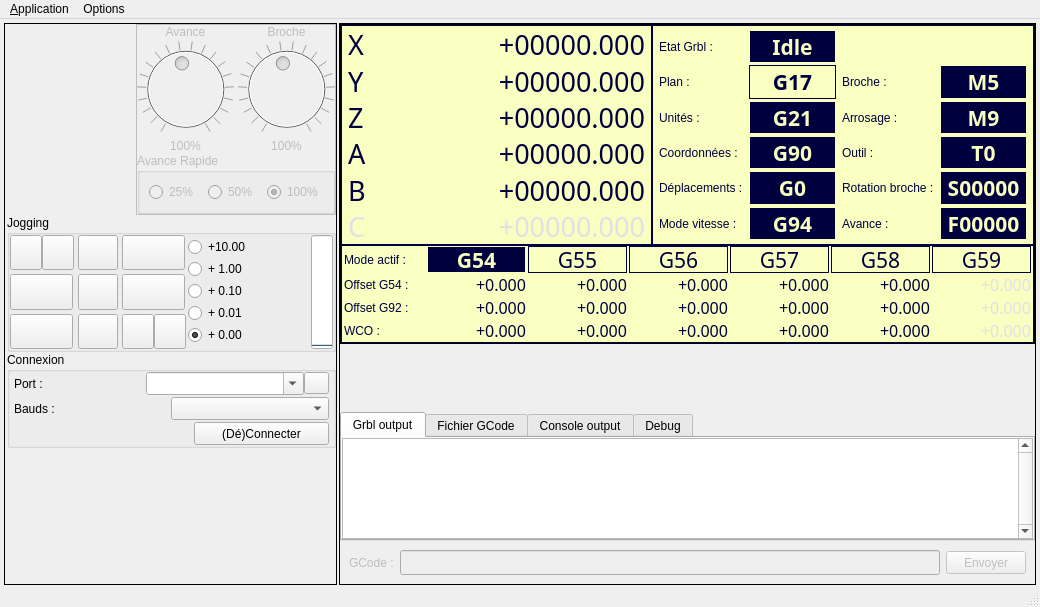
Old version of the form mainWindow.ui in the repository fra589/cn5X.
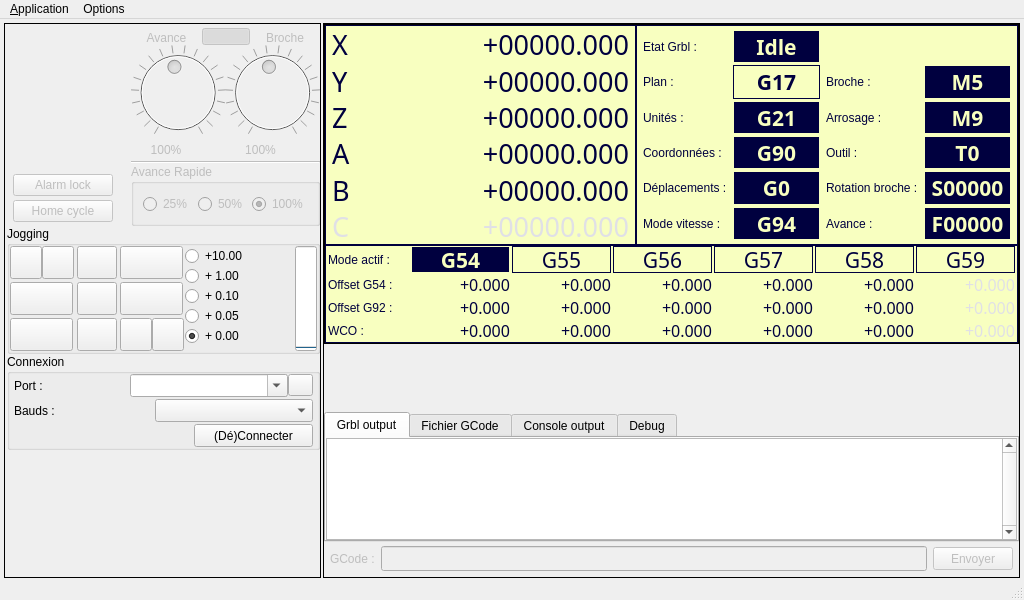
New version of the form. Icons and pictures are not drawn. Custom widgets are drawn as their Qt base class.

What changed in the file:
```diff
--- a/mainWindow.ui
+++ b/mainWindow.ui
@@ -29,8 +29,8 @@
    <rect>
     <x>0</x>
     <y>0</y>
-    <width>1040</width>
-    <height>607</height>
+    <width>1024</width>
+    <height>600</height>
    </rect>
   </property>
   <property name="minimumSize">
@@ -98,6 +98,21 @@
             <bool>false</bool>
            </property>
            <layout class="QVBoxLayout" name="verticalLayout_2">
+            <property name="spacing">
+             <number>4</number>
+            </property>
+            <property name="leftMargin">
+             <number>6</number>
+            </property>
+            <property name="topMargin">
+             <number>6</number>
+            </property>
+            <property name="rightMargin">
+             <number>3</number>
+            </property>
+            <property name="bottomMargin">
+             <number>4</number>
+            </property>
             <item>
              <widget class="QPushButton" name="btnUrgence">
               <property name="minimumSize">
@@ -151,11 +166,71 @@
               <property name="sizeHint" stdset="0">
                <size>
                 <width>20</width>
-                <height>0</height>
+                <height>40</height>
                </size>
               </property>
              </spacer>
             </item>
+            <item>
+             <widget class="QFrame" name="frmHomeAlarm">
+              <property name="frameShape">
+               <enum>QFrame::NoFrame</enum>
+              </property>
+              <property name="frameShadow">
+               <enum>QFrame::Plain</enum>
+              </property>
+              <property name="lineWidth">
+               <number>0</number>
+              </property>
+              <layout class="QVBoxLayout" name="verticalLayout_15">
+               <property name="spacing">
+                <number>4</number>
+               </property>
+               <property name="leftMargin">
+                <number>0</number>
+               </property>
+               <property name="topMargin">
+                <number>0</number>
+               </property>
+               <property name="rightMargin">
+                <number>0</number>
+               </property>
+               <property name="bottomMargin">
+                <number>0</number>
+               </property>
+               <item>
+                <widget class="QPushButton" name="btnKillAlarm">
+                 <property name="toolTip">
+                  <string>Supprimer le verrou d'alarme Grbl</string>
+                 </property>
+                 <property name="text">
+                  <string>Alarm lock</string>
+                 </property>
+                 <property name="icon">
+                  <iconset resource="cn5X.qrc">
+                   <normaloff>:/cn5X/images/btnKillAlarm.svg</normaloff>:/cn5X/images/btnKillAlarm.svg</iconset>
+                 </property>
+                 <property name="iconSize">
+                  <size>
+                   <width>19</width>
+                   <height>19</height>
+                  </size>
+                 </property>
+                </widget>
+               </item>
+               <item>
+                <widget class="QPushButton" name="btnHomeCycle">
+                 <property name="toolTip">
+                  <string>Cycle d'origine machine</string>
+                 </property>
+                 <property name="text">
+                  <string>Home cycle</string>
+                 </property>
+                </widget>
+               </item>
+              </layout>
+             </widget>
+            </item>
            </layout>
           </widget>
          </item>
@@ -178,7 +253,7 @@
             <bool>false</bool>
            </property>
            <property name="frameShape">
-            <enum>QFrame::Box</enum>
+            <enum>QFrame::NoFrame</enum>
            </property>
            <property name="frameShadow">
             <enum>QFrame::Plain</enum>
@@ -191,6 +266,24 @@
              <number>0</number>
             </property>
             <property name="topMargin">
+             <number>4</number>
+            </property>
+            <property name="rightMargin">
+             <number>0</number>
+            </property>
+            <property name="bottomMargin">
+             <number>0</number>
+            </property>
+            <item>
+             <widget class="QFrame" name="frmVitesseTravail">
+              <layout class="QVBoxLayout" name="verticalLayout_14">
+               <property name="spacing">
+                <number>0</number>
+               </property>
+               <property name="leftMargin">
+                <number>0</number>
+               </property>
+               <property name="topMargin">
              <number>0</number>
             </property>
             <property name="rightMargin">
@@ -202,11 +295,6 @@
             <item>
              <layout class="QHBoxLayout" name="horizontalLayout_9">
               <property name="spacing">
-               <number>4</number>
-              </property>
-              <item>
-               <layout class="QVBoxLayout" name="verticalLayout_7">
-                <property name="spacing">
                  <number>0</number>
                 </property>
                 <item>
@@ -220,7 +308,71 @@
                  </widget>
                 </item>
                 <item>
+                  <widget class="QPushButton" name="btnLinkOverride">
+                   <property name="maximumSize">
+                    <size>
+                     <width>48</width>
+                     <height>17</height>
+                    </size>
+                   </property>
+                   <property name="toolTip">
+                    <string>Liaison des vitesses d'avance et de broche</string>
+                   </property>
+                   <property name="text">
+                    <string/>
+                   </property>
+                   <property name="icon">
+                    <iconset resource="cn5X.qrc">
+                     <normaloff>:/cn5X/images/btnLinkOff.svg</normaloff>
+                     <normalon>:/cn5X/images/btnLink.svg</normalon>:/cn5X/images/btnLinkOff.svg</iconset>
+                   </property>
+                   <property name="iconSize">
+                    <size>
+                     <width>48</width>
+                     <height>17</height>
+                    </size>
+                   </property>
+                   <property name="checkable">
+                    <bool>true</bool>
+                   </property>
+                   <property name="checked">
+                    <bool>true</bool>
+                   </property>
+                   <property name="flat">
+                    <bool>false</bool>
+                   </property>
+                  </widget>
+                 </item>
+                 <item>
+                  <widget class="QLabel" name="label_23">
+                   <property name="text">
+                    <string>Broche</string>
+                   </property>
+                   <property name="alignment">
+                    <set>Qt::AlignBottom|Qt::AlignHCenter</set>
+                   </property>
+                  </widget>
+                 </item>
+                </layout>
+               </item>
+               <item>
+                <layout class="QHBoxLayout" name="horizontalLayout_20">
+                 <property name="spacing">
+                  <number>0</number>
+                 </property>
+                 <property name="bottomMargin">
+                  <number>4</number>
+                 </property>
+                 <item>
+                  <layout class="QVBoxLayout" name="verticalLayout_7">
+                   <item>
                  <widget class="QDial" name="dialAvance">
+                     <property name="maximumSize">
+                      <size>
+                       <width>95</width>
+                       <height>95</height>
+                      </size>
+                     </property>
                   <property name="cursor">
                    <cursorShape>PointingHandCursor</cursorShape>
                   </property>
@@ -244,6 +396,8 @@
                   </property>
                  </widget>
                 </item>
+                   <item>
+                    <layout class="QHBoxLayout" name="horizontalLayout_11">
                 <item>
                  <widget class="QLabel" name="lblAvancePourcent">
                   <property name="text">
@@ -254,25 +408,49 @@
                   </property>
                  </widget>
                 </item>
+                     <item>
+                      <widget class="QPushButton" name="btnResetAvance">
+                       <property name="maximumSize">
+                        <size>
+                         <width>24</width>
+                         <height>17</height>
+                        </size>
+                       </property>
+                       <property name="toolTip">
+                        <string>Réinitialiser la vitesse d'avance</string>
+                       </property>
+                       <property name="text">
+                        <string/>
+                       </property>
+                       <property name="icon">
+                        <iconset resource="cn5X.qrc">
+                         <normaloff>:/cn5X/images/btnResetSpeed.svg</normaloff>:/cn5X/images/btnResetSpeed.svg</iconset>
+                       </property>
+                       <property name="iconSize">
+                        <size>
+                         <width>24</width>
+                         <height>17</height>
+                        </size>
+                       </property>
+                       <property name="flat">
+                        <bool>true</bool>
+                       </property>
+                      </widget>
+                     </item>
+                    </layout>
+                   </item>
                </layout>
               </item>
               <item>
                <layout class="QVBoxLayout" name="verticalLayout_8">
-                <property name="spacing">
-                 <number>0</number>
-                </property>
-                <item>
-                 <widget class="QLabel" name="label_23">
-                  <property name="text">
-                   <string>Broche</string>
-                  </property>
-                  <property name="alignment">
-                   <set>Qt::AlignBottom|Qt::AlignHCenter</set>
-                  </property>
-                 </widget>
-                </item>
                 <item>
                  <widget class="QDial" name="dialBroche">
+                     <property name="maximumSize">
+                      <size>
+                       <width>95</width>
+                       <height>95</height>
+                      </size>
+                     </property>
                   <property name="cursor">
                    <cursorShape>PointingHandCursor</cursorShape>
                   </property>
@@ -296,6 +474,8 @@
                   </property>
                  </widget>
                 </item>
+                   <item>
+                    <layout class="QHBoxLayout" name="horizontalLayout_19">
                 <item>
                  <widget class="QLabel" name="lblBrochePourcent">
                   <property name="text">
@@ -306,16 +486,66 @@
                   </property>
                  </widget>
                 </item>
+                     <item>
+                      <widget class="QPushButton" name="btnResetBroche">
+                       <property name="maximumSize">
+                        <size>
+                         <width>24</width>
+                         <height>17</height>
+                        </size>
+                       </property>
+                       <property name="toolTip">
+                        <string>Réinitialiser la vitesse de broche</string>
+                       </property>
+                       <property name="text">
+                        <string/>
+                       </property>
+                       <property name="icon">
+                        <iconset resource="cn5X.qrc">
+                         <normaloff>:/cn5X/images/btnResetSpeed.svg</normaloff>:/cn5X/images/btnResetSpeed.svg</iconset>
+                       </property>
+                       <property name="iconSize">
+                        <size>
+                         <width>24</width>
+                         <height>17</height>
+                        </size>
+                       </property>
+                       <property name="flat">
+                        <bool>true</bool>
+                       </property>
+                      </widget>
+                     </item>
                </layout>
               </item>
              </layout>
             </item>
+                </layout>
+               </item>
+              </layout>
+             </widget>
+            </item>
             <item>
-             <widget class="QGroupBox" name="groupBox_4">
+             <widget class="Line" name="line">
+              <property name="orientation">
+               <enum>Qt::Horizontal</enum>
+              </property>
+             </widget>
+            </item>
+            <item>
+             <widget class="QGroupBox" name="grpVitesseRapide">
               <property name="title">
                <string>Avance Rapide</string>
               </property>
               <layout class="QHBoxLayout" name="horizontalLayout_8">
+               <property name="spacing">
+                <number>2</number>
+               </property>
+               <property name="topMargin">
+                <number>2</number>
+               </property>
+               <property name="bottomMargin">
+                <number>0</number>
+               </property>
                <item>
                 <widget class="QRadioButton" name="radioButton_10">
                  <property name="cursor">
@@ -373,7 +603,7 @@
          </property>
          <layout class="QHBoxLayout" name="horizontalLayout_16">
           <property name="spacing">
-           <number>2</number>
+           <number>1</number>
           </property>
           <property name="leftMargin">
            <number>0</number>
@@ -393,7 +623,7 @@
              <number>0</number>
             </property>
             <property name="spacing">
-             <number>4</number>
+             <number>3</number>
             </property>
             <item row="0" column="0">
              <layout class="QHBoxLayout" name="horizontalLayout_13">
@@ -828,7 +1058,7 @@
                <cursorShape>PointingHandCursor</cursorShape>
               </property>
               <property name="text">
-               <string>+ 0.01</string>
+               <string>+ 0.05</string>
               </property>
              </widget>
             </item>
@@ -2998,85 +3228,33 @@
            </spacer>
           </item>
           <item>
-           <widget class="cnQPushButton" name="btnStart">
+           <widget class="QFrame" name="frmCycle">
             <property name="enabled">
-             <bool>false</bool>
+             <bool>true</bool>
             </property>
-            <property name="minimumSize">
-             <size>
-              <width>50</width>
-              <height>50</height>
-             </size>
+            <property name="frameShape">
+             <enum>QFrame::NoFrame</enum>
             </property>
-            <property name="maximumSize">
-             <size>
-              <width>16777215</width>
-              <height>16777215</height>
-             </size>
+            <property name="frameShadow">
+             <enum>QFrame::Raised</enum>
             </property>
-            <property name="cursor">
-             <cursorShape>PointingHandCursor</cursorShape>
-            </property>
-            <property name="styleSheet">
-             <string notr="true">border-radius: 25;</string>
-            </property>
-            <property name="text">
-             <string/>
-            </property>
-            <property name="icon">
-             <iconset resource="cn5X.qrc">
-              <normaloff>:/cn5X/images/btnStart.svg</normaloff>:/cn5X/images/btnStart.svg</iconset>
-            </property>
-            <property name="iconSize">
-             <size>
-              <width>50</width>
-              <height>50</height>
-             </size>
-            </property>
-           </widget>
-          </item>
-          <item>
-           <widget class="cnQPushButton" name="btnPause">
-            <property name="enabled">
-             <bool>false</bool>
-            </property>
-            <property name="minimumSize">
-             <size>
-              <width>50</width>
-              <height>50</height>
-             </size>
-            </property>
-            <property name="maximumSize">
-             <size>
-              <width>16777215</width>
-              <height>16777215</height>
-             </size>
-            </property>
-            <property name="cursor">
-             <cursorShape>PointingHandCursor</cursorShape>
-            </property>
-            <property name="styleSheet">
-             <string notr="true">border-radius: 25;</string>
-            </property>
-            <property name="text">
-             <string/>
-            </property>
-            <property name="icon">
-             <iconset resource="cn5X.qrc">
-              <normaloff>:/cn5X/images/btnPause.svg</normaloff>:/cn5X/images/btnPause.svg</iconset>
-            </property>
-            <property name="iconSize">
-             <size>
-              <width>50</width>
-              <height>50</height>
-             </size>
-            </property>
-           </widget>
-          </item>
+            <layout class="QHBoxLayout" name="horizontalLayout_21">
+             <property name="leftMargin">
+              <number>0</number>
+             </property>
+             <property name="topMargin">
+              <number>0</number>
+             </property>
+             <property name="rightMargin">
+              <number>0</number>
+             </property>
+             <property name="bottomMargin">
+              <number>0</number>
+             </property>
           <item>
            <widget class="cnQPushButton" name="btnStop">
             <property name="enabled">
-             <bool>false</bool>
+                <bool>true</bool>
             </property>
             <property name="minimumSize">
              <size>
@@ -3112,6 +3290,85 @@
            </widget>
           </item>
           <item>
+              <widget class="cnQPushButton" name="btnPause">
+               <property name="enabled">
+                <bool>true</bool>
+               </property>
+               <property name="minimumSize">
+                <size>
+                 <width>50</width>
+                 <height>50</height>
+                </size>
+               </property>
+               <property name="maximumSize">
+                <size>
+                 <width>16777215</width>
+                 <height>16777215</height>
+                </size>
+               </property>
+               <property name="cursor">
+                <cursorShape>PointingHandCursor</cursorShape>
+               </property>
+               <property name="styleSheet">
+                <string notr="true">border-radius: 25;</string>
+               </property>
+               <property name="text">
+                <string/>
+               </property>
+               <property name="icon">
+                <iconset resource="cn5X.qrc">
+                 <normaloff>:/cn5X/images/btnPause.svg</normaloff>:/cn5X/images/btnPause.svg</iconset>
+               </property>
+               <property name="iconSize">
+                <size>
+                 <width>50</width>
+                 <height>50</height>
+                </size>
+               </property>
+              </widget>
+             </item>
+             <item>
+              <widget class="cnQPushButton" name="btnStart">
+               <property name="enabled">
+                <bool>true</bool>
+               </property>
+               <property name="minimumSize">
+                <size>
+                 <width>50</width>
+                 <height>50</height>
+                </size>
+               </property>
+               <property name="maximumSize">
+                <size>
+                 <width>16777215</width>
+                 <height>16777215</height>
+                </size>
+               </property>
+               <property name="cursor">
+                <cursorShape>PointingHandCursor</cursorShape>
+               </property>
+               <property name="styleSheet">
+                <string notr="true">border-radius: 25;</string>
+               </property>
+               <property name="text">
+                <string/>
+               </property>
+               <property name="icon">
+                <iconset resource="cn5X.qrc">
+                 <normaloff>:/cn5X/images/btnStart.svg</normaloff>:/cn5X/images/btnStart.svg</iconset>
+               </property>
+               <property name="iconSize">
+                <size>
+                 <width>50</width>
+                 <height>50</height>
+                </size>
+               </property>
+              </widget>
+             </item>
+            </layout>
+           </widget>
+          </item>
+          <item>
            <spacer name="horizontalSpacer_4">
             <property name="orientation">
              <enum>Qt::Horizontal</enum>
@@ -3165,6 +3422,11 @@
                  <height>91</height>
                 </size>
                </property>
+               <property name="font">
+                <font>
+                 <family>Monospace</family>
+                </font>
+               </property>
                <property name="verticalScrollBarPolicy">
                 <enum>Qt::ScrollBarAlwaysOn</enum>
                </property>
@@ -3331,6 +3593,18 @@
           <bool>false</bool>
          </property>
          <layout class="QHBoxLayout" name="horizontalLayout_7">
+          <property name="leftMargin">
+           <number>6</number>
+          </property>
+          <property name="topMargin">
+           <number>4</number>
+          </property>
+          <property name="rightMargin">
+           <number>6</number>
+          </property>
+          <property name="bottomMargin">
+           <number>6</number>
+          </property>
           <item>
            <widget class="QLabel" name="label_8">
             <property name="text">
@@ -3380,8 +3654,8 @@
     <rect>
      <x>0</x>
      <y>0</y>
-     <width>1040</width>
-     <height>20</height>
+     <width>1024</width>
+     <height>22</height>
     </rect>
    </property>
    <widget class="QMenu" name="mnuApplication">
```
Left out of the diff: 39 changed lines with no effect on the pictures. Lines whose indentation alone changed are shown as unchanged.
